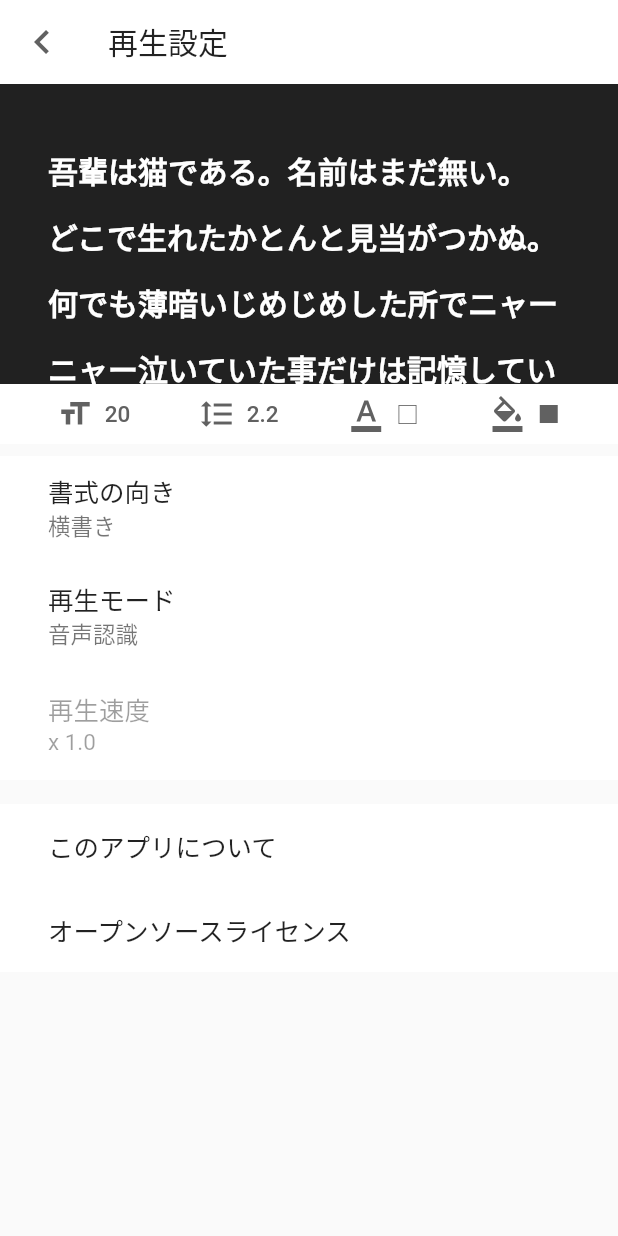
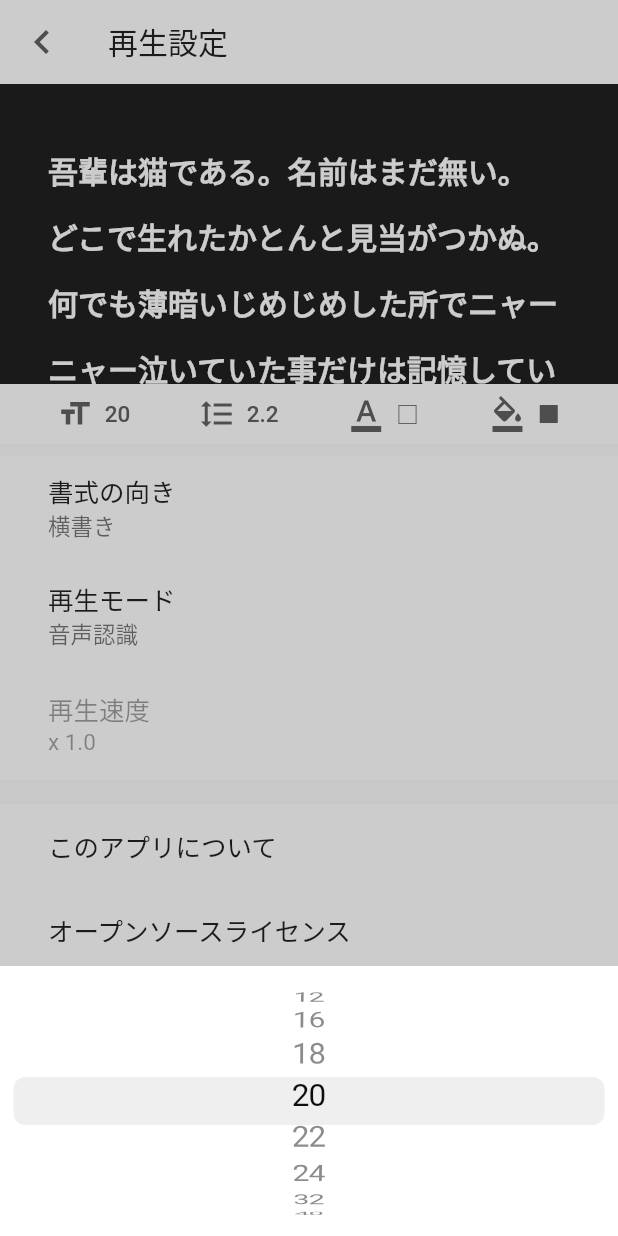
Before and after one commit to sakusaku3939/Presc, a Flutter app: the SettingScreen screen opened directly, after a tap on "20", on a phone screen of 412 x 824 dp. Run offline on Flutter 3.47's test engine with Material 2 defaults, Android fonts, the phone set to English and light mode, and no system bars; our stand-ins replace flutter_keyboard_visibility, speech_to_text, sqflite; missing offline and left inert: fading_edge_scrollview, flutter_scale_tap; accounts and stored records are empty.

Commit message:
フォントサイズの変更処理追加

```diff
--- /dev/null
+++ b/lib/config/playback_style_config.dart
@@ -0,0 +1,3 @@
+class PlaybackStyleConfig {
+  static const fontSizeList = [12, 16, 18, 20, 22, 24, 32, 40];
+}
--- a/lib/config/playback_text_style.dart
+++ b/lib/config/playback_text_style.dart
@@ -1,21 +1,28 @@
 import 'package:flutter/material.dart';
+import 'package:presc/viewModel/playback_provider.dart';
 
 class PlaybackTextStyle {
-  static TextStyle recognized(PlaybackAxis axis) => TextStyle(
+  static PlaybackTextStyle _instance;
+  static PlaybackProvider _model;
+
+  PlaybackTextStyle._();
+
+  factory PlaybackTextStyle.of(PlaybackProvider model) {
+    _model = model;
+    _instance ??= PlaybackTextStyle._();
+    return _instance;
+  }
+
+  TextStyle get recognized => TextStyle(
         backgroundColor: Colors.grey[100],
-        height: axis == PlaybackAxis.vertical ? 2.2 : 1.3,
-        fontSize: 20,
+        height: _model.scrollVertical ? 2.2 : 1.3,
+        fontSize: _model.fontSize.toDouble(),
       );
 
-  static TextStyle unrecognized(PlaybackAxis axis) => TextStyle(
-    color: Colors.white,
-    height: axis == PlaybackAxis.vertical ? 2.2 : 1.3,
-    fontWeight: FontWeight.bold,
-    fontSize: 20,
-  );
+  TextStyle get unrecognized => TextStyle(
+        color: Colors.white,
+        height: _model.scrollVertical ? 2.2 : 1.3,
+        fontWeight: FontWeight.bold,
+        fontSize: _model.fontSize.toDouble(),
+      );
 }
-
-enum PlaybackAxis {
-  vertical,
-  horizontal,
-}
--- a/lib/config/scroll_speed_config.dart
+++ b/lib/config/scroll_speed_config.dart
@@ -1,4 +1,4 @@
 class ScrollSpeedConfig {
   static const kSpeed = 10;
-  static const List<double> magnification = [0.5, 0.8, 1.0, 1.2, 1.5, 2.0];
+  static const magnification = [0.5, 0.8, 1.0, 1.2, 1.5, 2.0];
 }
--- a/lib/view/screens/setting.dart
+++ b/lib/view/screens/setting.dart
@@ -1,5 +1,7 @@
 import 'package:fading_edge_scrollview/fading_edge_scrollview.dart';
+import 'package:flutter/cupertino.dart';
 import 'package:flutter/material.dart';
+import 'package:presc/config/playback_style_config.dart';
 import 'package:presc/config/playback_text_style.dart';
 import 'package:presc/config/sample_text_config.dart';
 import 'package:presc/config/scroll_speed_config.dart';
@@ -22,9 +24,9 @@ class SettingScreen extends StatelessWidget {
               return Column(
                 children: [
                   model.scrollVertical
-                      ? _verticalPreview()
+                      ? _verticalPreview(model)
                       : _horizontalPreview(),
-                  _fontMenu(),
+                  _menu(context, model),
                   SizedBox(height: 8),
                   Ink(
                     color: Colors.white,
@@ -151,7 +153,7 @@ class SettingScreen extends StatelessWidget {
     );
   }
 
-  Widget _verticalPreview() {
+  Widget _verticalPreview(PlaybackProvider model) {
     final ScrollController scrollController = ScrollController();
     WidgetsBinding.instance.addPostFrameCallback((_) {
       scrollController.jumpTo(24);
@@ -170,7 +172,7 @@ class SettingScreen extends StatelessWidget {
             padding: const EdgeInsets.symmetric(vertical: 32),
             child: Text(
               SampleTextConfig.setting,
-              style: PlaybackTextStyle.unrecognized(PlaybackAxis.vertical),
+              style: PlaybackTextStyle.of(model).unrecognized,
             ),
           ),
         ),
@@ -207,7 +209,7 @@ class SettingScreen extends StatelessWidget {
     );
   }
 
-  Widget _fontMenu() {
+  Widget _menu(BuildContext context, PlaybackProvider model) {
     return Container(
       height: 40,
       color: Colors.white,
@@ -215,9 +217,33 @@ class SettingScreen extends StatelessWidget {
         mainAxisAlignment: MainAxisAlignment.spaceEvenly,
         children: [
           TextButton.icon(
-            onPressed: () => {},
+            onPressed: () => {
+              showCupertinoModalPopup(
+                context: context,
+                builder: (context) {
+                  return Container(
+                    height: 180,
+                    color: Colors.white,
+                    child: CupertinoPicker(
+                      itemExtent: 32,
+                      scrollController: FixedExtentScrollController(
+                        initialItem: PlaybackStyleConfig.fontSizeList
+                            .indexOf(model.fontSize),
+                      ),
+                      children: [
+                        for (var fontSize in PlaybackStyleConfig.fontSizeList)
+                          Text(fontSize.toString())
+                      ],
+                      onSelectedItemChanged: (index) => {
+                        model.fontSize = PlaybackStyleConfig.fontSizeList[index]
+                      },
+                    ),
+                  );
+                },
+              ),
+            },
             icon: Icon(Icons.format_size),
-            label: Text('20'),
+            label: Text(model.fontSize.toString()),
             style: TextButton.styleFrom(
               primary: Colors.grey[700],
             ),
--- a/lib/viewModel/playback_provider.dart
+++ b/lib/viewModel/playback_provider.dart
@@ -1,4 +1,5 @@
 import 'package:flutter/material.dart';
+import 'package:presc/config/playback_style_config.dart';
 
 class PlaybackProvider with ChangeNotifier {
   ScrollController scrollController;
@@ -38,6 +39,15 @@ class PlaybackProvider with ChangeNotifier {
     _scrollSpeedMagnification = value;
     notifyListeners();
   }
+
+  int _fontSize = 20;
+
+  int get fontSize => _fontSize;
+
+  set fontSize(int size) {
+    _fontSize = size;
+    notifyListeners();
+  }
 }
 
 enum ScrollMode {
```
Also changed, not shown: lib/view/utils/horizontal_text.dart (+13 -9 lines), lib/view/utils/playback_text_view.dart (+8 -8 lines).
